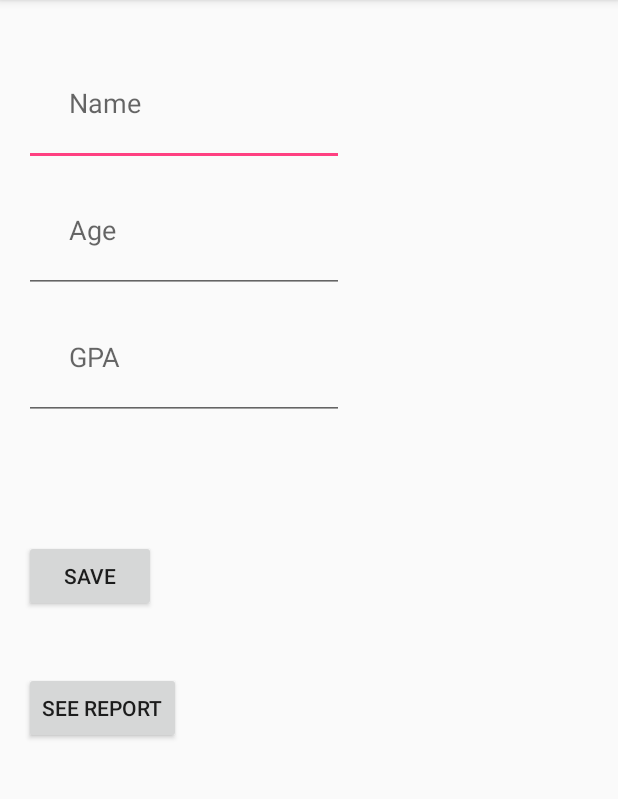
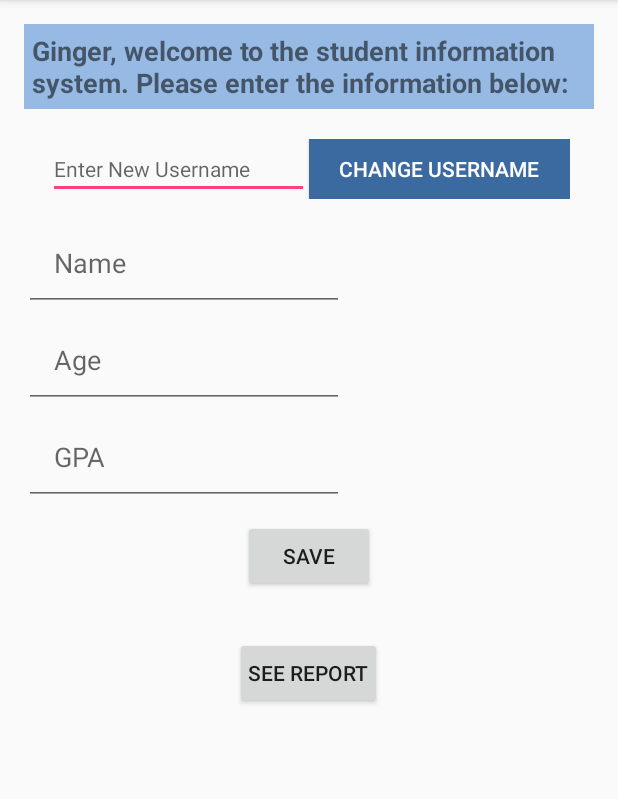
Before and after one commit to gingerspc/InClassAssignment05_JiajingC, an Android app: the screen it shows after launch (MainActivity), on a phone screen of 412 x 824 dp, the part 84-883 px from its top. Run offline under Robolectric (Android 15) with nearby library versions, the phone set to English and light mode, and no system bars.

Commit message:
Modify the layout

```diff
--- a/app/src/main/res/layout/activity_main.xml
+++ b/app/src/main/res/layout/activity_main.xml
@@ -11,12 +11,51 @@
     android:orientation="vertical"
     tools:context="jiajing.inclassassignment05_jiajingc.MainActivity">
 
+    <TextView
+        android:id="@+id/welcome"
+        android:layout_width="wrap_content"
+        android:layout_height="wrap_content"
+        android:background="#96bae4"
+android:padding="5dp"
+        android:text="Ginger, welcome to the student information system. Please enter the information below:"
+        android:textSize="18dp"
+        android:textStyle="bold" />
+
+    <LinearLayout
+        android:layout_width="match_parent"
+        android:layout_height="wrap_content"
+        android:layout_marginTop="20dp"
+        android:layout_marginRight="16dp"
+        android:orientation="horizontal"
+        android:paddingLeft="16dp">
+
+        <EditText
+            android:id="@+id/user_name"
+            android:layout_width="0dp"
+            android:layout_height="wrap_content"
+            android:textSize="14dp"
+            android:layout_weight="1"
+            android:hint="Enter New Username" />
+
+        <Button
+            android:id="@+id/change_name"
+            android:layout_width="0dp"
+            android:layout_height="40dp"
+            android:layout_gravity="center_horizontal"
+            android:layout_weight="1"
+            android:background="#3b6aa0"
+            android:onClick="changeName"
+            android:textSize="14dp"
+            android:padding="10dp"
+            android:text="Change Username"
+            android:textColor="@android:color/white" />
+    </LinearLayout>
 
     <EditText
         android:layout_width="wrap_content"
         android:layout_height="wrap_content"
         android:layout_marginTop="10dp"
-        android:padding="30dp"
+        android:padding="20dp"
         android:inputType="textPersonName"
         android:hint="Name"
         android:ems="10"
@@ -24,7 +63,7 @@
     <EditText
         android:layout_width="wrap_content"
         android:layout_height="wrap_content"
-        android:padding="30dp"
+        android:padding="20dp"
         android:hint="Age"
         android:ems="10"
         android:id="@+id/age"
@@ -34,25 +73,28 @@
         android:layout_width="wrap_content"
         android:layout_height="wrap_content"
         android:hint="GPA"
-        android:padding="30dp"
+        android:padding="20dp"
         android:ems="10"
         android:id="@+id/gpa"
         android:inputType="numberDecimal" />
     <Button
+        android:layout_gravity="center_horizontal"
         android:layout_width="wrap_content"
         android:layout_height="wrap_content"
         android:text="Save"
-        android:layout_marginTop="80dp"
+        android:layout_marginTop="10dp"
         android:layout_marginBottom="20dp"
         android:id="@+id/save"
         android:onClick="save"
         tools:onClick="save" />
     <Button
+        android:layout_gravity="center_horizontal"
         android:layout_width="wrap_content"
         android:layout_height="wrap_content"
-        android:text="See Report"
+        android:text=" See Report "
         android:id="@+id/report"
-        android:layout_marginTop="20dp"
+        android:padding="5dp"
+        android:layout_marginTop="10dp"
         android:layout_marginBottom="20dp"
         android:onClick="button"
         tools:onClick="button" />
```
